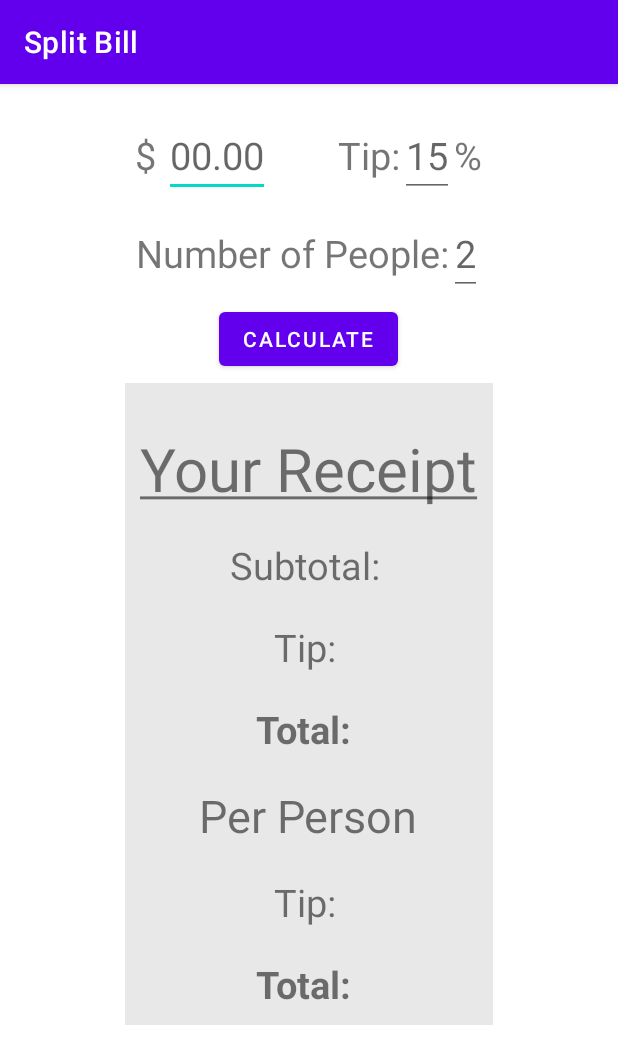
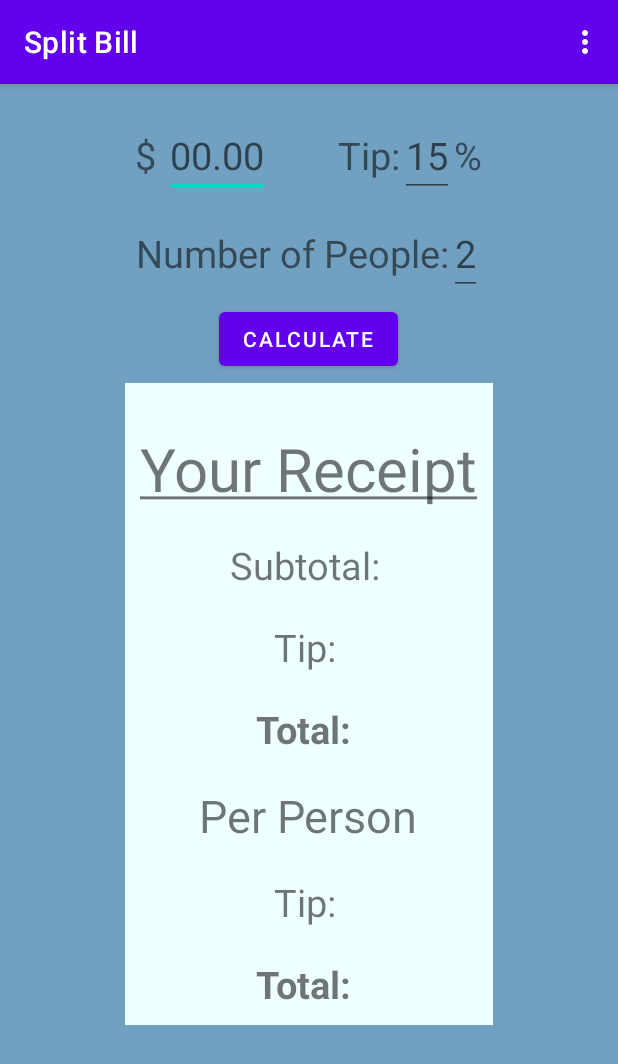
Before and after one commit to Compulex/SplitBill, an Android app: the screen it shows after launch (MainActivity), on a phone screen of 412 x 824 dp. Shown: the top 1064 px of the screen. Run offline under Robolectric (Android 15) with nearby library versions, the phone set to English and light mode, and no system bars.

Commit message:
Quick fix with inputs Better background colors Added Update dialog

```diff
--- a/app/src/main/java/com/example/splitbill/MainActivity.kt
+++ b/app/src/main/java/com/example/splitbill/MainActivity.kt
@@ -3,10 +3,13 @@ package com.example.splitbill
 import androidx.appcompat.app.AppCompatActivity
 import android.os.Bundle
 import android.util.Log
+import android.view.Menu
+import android.view.MenuItem
 import android.view.View
 import android.widget.Button
 import android.widget.EditText
 import android.widget.TextView
+import android.widget.Toast
 
 class MainActivity : AppCompatActivity() {
     private lateinit var subtotal : EditText
@@ -40,7 +43,21 @@ class MainActivity : AppCompatActivity() {
         totalEach = findViewById(R.id.total_each)
         clearBtn = findViewById(R.id.clear_button)
 
-        calcBtn.setOnClickListener { calculate() }
+        calcBtn.setOnClickListener {
+            when {
+                subtotal.text.toString() == "" -> {
+                    Toast.makeText(applicationContext, "Enter a number", Toast.LENGTH_SHORT).show()
+                }
+                tipPercent.text.toString() == "" -> {
+                    Toast.makeText(applicationContext, "If no tip, put 0", Toast.LENGTH_SHORT).show()
+                }
+                ppl.text.toString() == "" -> {
+                    Toast.makeText(applicationContext, "Enter a number", Toast.LENGTH_SHORT).show()
+                }
+                else -> calculate()
+            }
+        }
+
         clearBtn.setOnClickListener {
             //clear all
             subtotal.setText("")
@@ -54,7 +71,19 @@ class MainActivity : AppCompatActivity() {
             tipEach.text = ""
             totalEach.text = ""
         }
-    }
+    }//onCreate
+
+    override fun onCreateOptionsMenu(menu: Menu?): Boolean {
+        menuInflater.inflate(R.menu.main, menu)
+        return true
+    }//onCreateOptionsMenu
+
+    override fun onOptionsItemSelected(item: MenuItem): Boolean {
+        when(item.itemId){
+            R.id.menu_update -> UpdateDialog().show(supportFragmentManager, "update")
+        }
+        return super.onOptionsItemSelected(item)
+    }//onOptionsItemSelected
 
     private fun calculate(){
         val sub = subtotal.text.toString().toDouble()
--- a/app/src/main/res/layout/activity_main.xml
+++ b/app/src/main/res/layout/activity_main.xml
@@ -4,6 +4,7 @@
     android:layout_width="match_parent"
     android:layout_height="match_parent"
     android:orientation="vertical"
+    android:background="#72a0c1"
     tools:context=".MainActivity">
 
     <TableRow
@@ -96,7 +97,7 @@
         android:layout_width="wrap_content"
         android:layout_height="wrap_content"
         android:orientation="vertical"
-        android:background="#e8e8e8"
+        android:background="#f0ffff"
         android:padding="10dp"
         android:layout_gravity="center">
 
--- /dev/null
+++ b/app/src/main/res/menu/main.xml
@@ -0,0 +1,7 @@
+<?xml version="1.0" encoding="utf-8"?>
+<menu xmlns:android="http://schemas.android.com/apk/res/android"
+    xmlns:app="http://schemas.android.com/apk/res-auto">
+    <item android:id="@+id/menu_update"
+        android:title="@string/update"
+        app:showAsAction="never"/>
+</menu>
--- a/app/src/main/res/values/ic_launcher_background.xml
+++ b/app/src/main/res/values/ic_launcher_background.xml
@@ -1,4 +1,4 @@
 <?xml version="1.0" encoding="utf-8"?>
 <resources>
-    <color name="ic_launcher_background">#A9B0AD</color>
+    <color name="ic_launcher_background">#72A0C1</color>
 </resources>
```
Also changed, not shown: app/src/main/java/com/example/splitbill/UpdateDialog.kt (added, +35 -0 lines), app/src/main/res/values/strings.xml (+8 -0 lines), app/src/main/ic_launcher-playstore.png, 1 other file.
